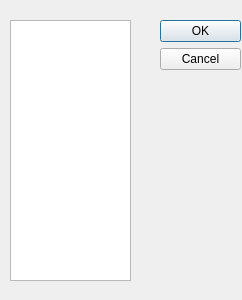
Before: the Qt Designer form versionsdialog.ui in johnty/qt-mapper-versioning-test, drawn with Qt 5.
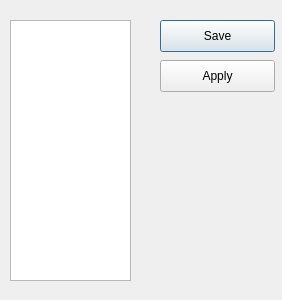
After: the same form once the commit is applied.

The edit to the form file:
```diff
--- a/versionsdialog.ui
+++ b/versionsdialog.ui
@@ -6,29 +6,13 @@
    <rect>
     <x>0</x>
     <y>0</y>
-    <width>242</width>
+    <width>282</width>
     <height>300</height>
    </rect>
   </property>
   <property name="windowTitle">
    <string>Versions</string>
   </property>
-  <widget class="QDialogButtonBox" name="buttonBox">
-   <property name="geometry">
-    <rect>
-     <x>160</x>
-     <y>20</y>
-     <width>81</width>
-     <height>241</height>
-    </rect>
-   </property>
-   <property name="orientation">
-    <enum>Qt::Vertical</enum>
-   </property>
-   <property name="standardButtons">
-    <set>QDialogButtonBox::Cancel|QDialogButtonBox::Ok</set>
-   </property>
-  </widget>
   <widget class="QListView" name="listView">
    <property name="geometry">
     <rect>
@@ -39,6 +23,32 @@
     </rect>
    </property>
   </widget>
+  <widget class="QPushButton" name="pushButtonSave">
+   <property name="geometry">
+    <rect>
+     <x>160</x>
+     <y>20</y>
+     <width>115</width>
+     <height>32</height>
+    </rect>
+   </property>
+   <property name="text">
+    <string>Save</string>
+   </property>
+  </widget>
+  <widget class="QPushButton" name="pushButtonApply">
+   <property name="geometry">
+    <rect>
+     <x>160</x>
+     <y>60</y>
+     <width>115</width>
+     <height>32</height>
+    </rect>
+   </property>
+   <property name="text">
+    <string>Apply</string>
+   </property>
+  </widget>
  </widget>
  <resources/>
  <connections>
```
Left out of the diff: 35 changed lines with no effect on the pictures.
